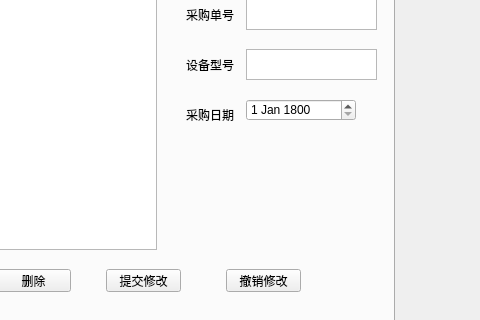
ForeverSpring/DataBaseAPP, file admininterface.ui: the form before one commit; both pictures show x 356 to 836 and y 167 to 487 of the 836 by 574 pixel window.
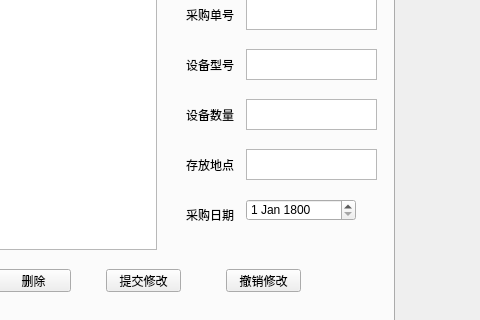
The form after the commit. The open tabs and pages were chosen to show the change.

```diff
--- a/admininterface.ui
+++ b/admininterface.ui
@@ -898,7 +898,7 @@
      <property name="geometry">
       <rect>
        <x>480</x>
-       <y>170</y>
+       <y>270</y>
        <width>54</width>
        <height>12</height>
       </rect>
@@ -911,7 +911,7 @@
      <property name="geometry">
       <rect>
        <x>540</x>
-       <y>160</y>
+       <y>260</y>
        <width>110</width>
        <height>22</height>
       </rect>
@@ -989,6 +989,52 @@
       <set>QAbstractItemView::AnyKeyPressed|QAbstractItemView::DoubleClicked|QAbstractItemView::EditKeyPressed</set>
      </property>
     </widget>
+    <widget class="QLabel" name="labelbuynum">
+     <property name="geometry">
+      <rect>
+       <x>480</x>
+       <y>170</y>
+       <width>54</width>
+       <height>12</height>
+      </rect>
+     </property>
+     <property name="text">
+      <string>设备数量</string>
+     </property>
+    </widget>
+    <widget class="QTextEdit" name="textEditbuynum">
+     <property name="geometry">
+      <rect>
+       <x>540</x>
+       <y>160</y>
+       <width>131</width>
+       <height>31</height>
+      </rect>
+     </property>
+    </widget>
+    <widget class="QLabel" name="labelbuySplace">
+     <property name="geometry">
+      <rect>
+       <x>480</x>
+       <y>220</y>
+       <width>54</width>
+       <height>12</height>
+      </rect>
+     </property>
+     <property name="text">
+      <string>存放地点</string>
+     </property>
+    </widget>
+    <widget class="QTextEdit" name="textEditbuySplace">
+     <property name="geometry">
+      <rect>
+       <x>540</x>
+       <y>210</y>
+       <width>131</width>
+       <height>31</height>
+      </rect>
+     </property>
+    </widget>
    </widget>
    <widget class="QWidget" name="tabreportinfo">
     <attribute name="title">
```
Left out of the diff: 85 changed lines with no effect on the pictures.
